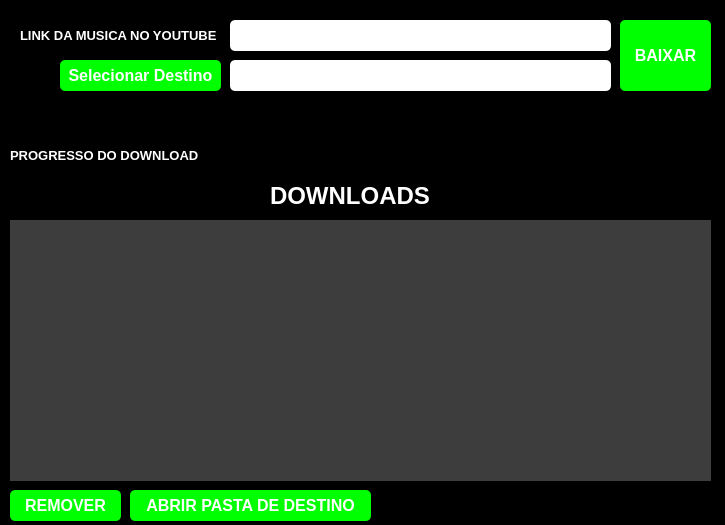
The window that view/telaSistema.ui (WalterSilva5/wsi-file-downloader-py) describes before a commit, drawn with Qt 5.
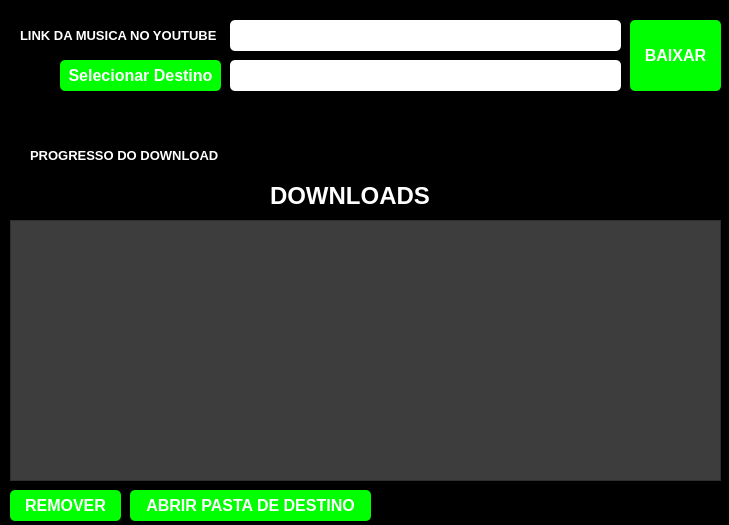
The same window after the commit.

```diff
--- a/view/telaSistema.ui
+++ b/view/telaSistema.ui
@@ -6,7 +6,7 @@
    <rect>
     <x>0</x>
     <y>0</y>
-    <width>725</width>
+    <width>729</width>
     <height>525</height>
    </rect>
   </property>
@@ -52,7 +52,7 @@
      <rect>
       <x>230</x>
       <y>20</y>
-      <width>381</width>
+      <width>391</width>
       <height>31</height>
      </rect>
     </property>
@@ -65,7 +65,7 @@
    <widget class="QPushButton" name="buttonBaixar">
     <property name="geometry">
      <rect>
-      <x>620</x>
+      <x>630</x>
       <y>20</y>
       <width>91</width>
       <height>71</height>
@@ -117,7 +117,7 @@
      <rect>
       <x>10</x>
       <y>220</y>
-      <width>701</width>
+      <width>711</width>
       <height>261</height>
      </rect>
     </property>
@@ -130,17 +130,6 @@
     <property name="frameShadow">
      <enum>QFrame::Raised</enum>
     </property>
-    <widget class="QWidget" name="verticalLayoutWidget">
-     <property name="geometry">
-      <rect>
-       <x>0</x>
-       <y>0</y>
-       <width>701</width>
-       <height>261</height>
-      </rect>
-     </property>
-     <layout class="QVBoxLayout" name="ListarDownloads"/>
-    </widget>
    </widget>
    <widget class="QLabel" name="labelLink_2">
     <property name="geometry">
@@ -169,9 +158,9 @@
    <widget class="QProgressBar" name="progresso">
     <property name="geometry">
      <rect>
-      <x>210</x>
+      <x>230</x>
       <y>140</y>
-      <width>531</width>
+      <width>521</width>
       <height>31</height>
      </rect>
     </property>
@@ -209,7 +198,7 @@
      <rect>
       <x>230</x>
       <y>60</y>
-      <width>381</width>
+      <width>391</width>
       <height>31</height>
      </rect>
     </property>
@@ -270,7 +259,7 @@
    <widget class="QLabel" name="labelLink_4">
     <property name="geometry">
      <rect>
-      <x>10</x>
+      <x>30</x>
       <y>140</y>
       <width>221</width>
       <height>31</height>
```
